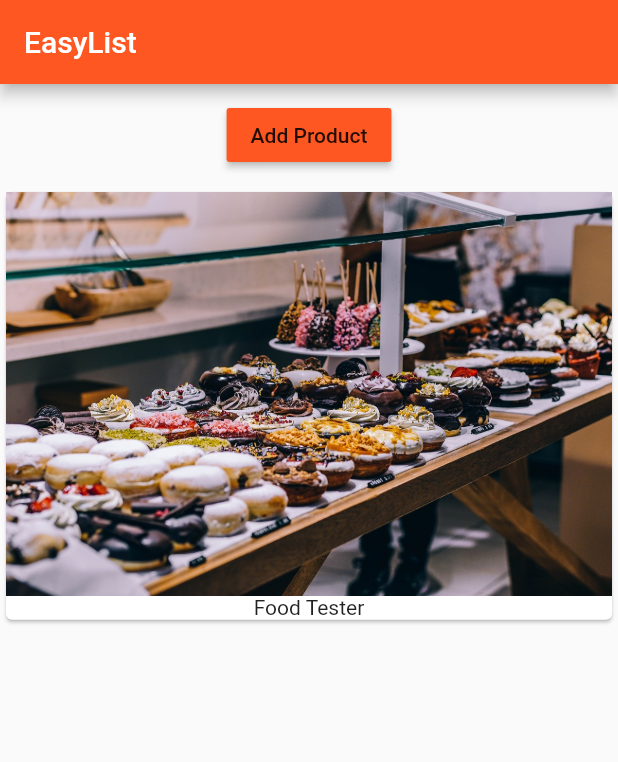
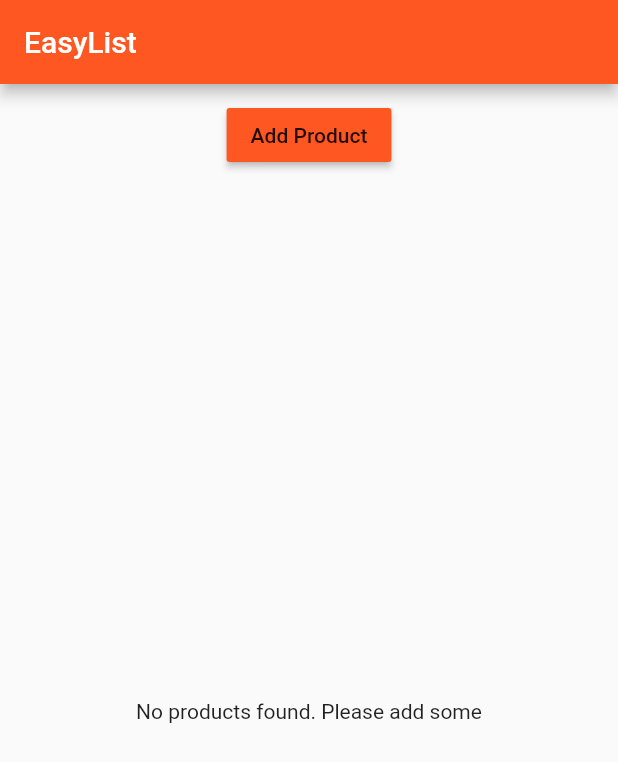
Before and after one commit to jgabrielgv/flutter_course, a Flutter app: the screen it shows after launch, on a phone screen of 412 x 824 dp. Shown: the top 762 px of the screen. Run offline on Flutter 3.47's test engine with Material 2 defaults, Android fonts, the phone set to English and light mode, and no system bars.

Commit message:
refactoring code

```diff
--- a/lib/main.dart
+++ b/lib/main.dart
@@ -17,7 +17,7 @@ class MyApp extends StatelessWidget {
         appBar: AppBar(
           title: Text('EasyList'),
         ),
-        body: ProductManager('Food Tester'),
+        body: ProductManager(),
       ),
     );
   }
--- a/lib/product_manager.dart
+++ b/lib/product_manager.dart
@@ -5,7 +5,7 @@ import './product_control.dart';
 class ProductManager extends StatefulWidget {
   final String startingProduct;
 
-  ProductManager(this.startingProduct);
+  ProductManager({this.startingProduct});
 
   @override
   State<StatefulWidget> createState() {
@@ -19,7 +19,9 @@ class _ProductManagerState extends State<ProductManager> {
 
   @override
   void initState() {
+    if(widget.startingProduct != null) {
     _products.add(widget.startingProduct);
+    }
     super.initState();
   }
 
--- a/lib/products.dart
+++ b/lib/products.dart
@@ -18,13 +18,20 @@ class Products extends StatelessWidget {
     );
   }
 
+  Widget _buildProductList() {
+    Widget productCards =
+        Center(child: Text('No products found. Please add some'));
+    if (products.length > 0) {
+      productCards = ListView.builder(
+        itemBuilder: _buildProductItem,
+        itemCount: products.length,
+      );
+    }
+    return productCards;
+  }
+
   @override
   Widget build(BuildContext context) {
-    // print('[Products Widget] build()');
-    // TODO: implement build
-    return ListView.builder(
-      itemBuilder: _buildProductItem,
-      itemCount: products.length,
-    );
+    return _buildProductList();
   }
 }
```
